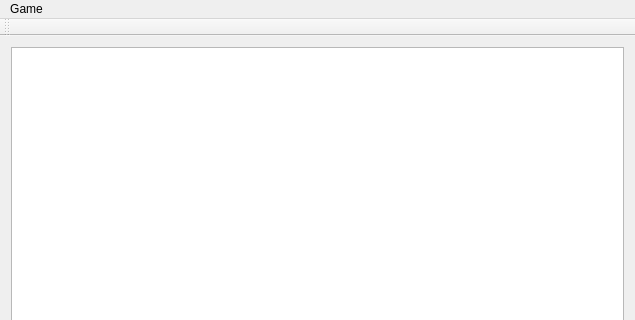
Before: the Qt Designer form MainWindow.ui in UrFU-Programming/Miner, drawn with Qt 5; both pictures show x 0 to 635 and y 0 to 320 of the 635 by 618 pixel window.
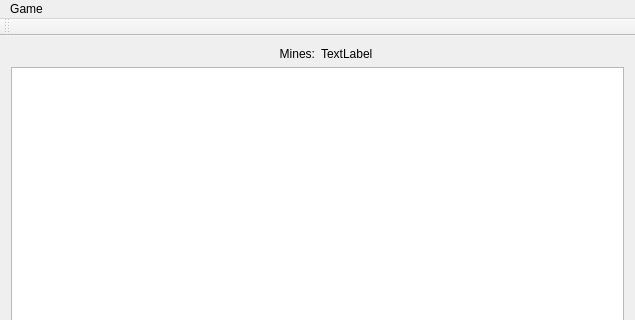
After: the same form once the commit is applied.

Commit message:
MainWindow: added labels for mine counter
Task 15.1

```diff
--- a/MainWindow.ui
+++ b/MainWindow.ui
@@ -16,6 +16,26 @@
   <widget class="QWidget" name="centralWidget">
    <layout class="QGridLayout" name="gridLayout">
     <item row="0" column="0">
+     <widget class="QLabel" name="label">
+      <property name="enabled">
+       <bool>true</bool>
+      </property>
+      <property name="text">
+       <string>Mines:</string>
+      </property>
+      <property name="alignment">
+       <set>Qt::AlignRight|Qt::AlignTrailing|Qt::AlignVCenter</set>
+      </property>
+     </widget>
+    </item>
+    <item row="0" column="1">
+     <widget class="QLabel" name="minesLabel">
+      <property name="text">
+       <string>TextLabel</string>
+      </property>
+     </widget>
+    </item>
+    <item row="2" column="0" colspan="2">
      <widget class="QGraphicsView" name="graphicsView"/>
     </item>
    </layout>
```
